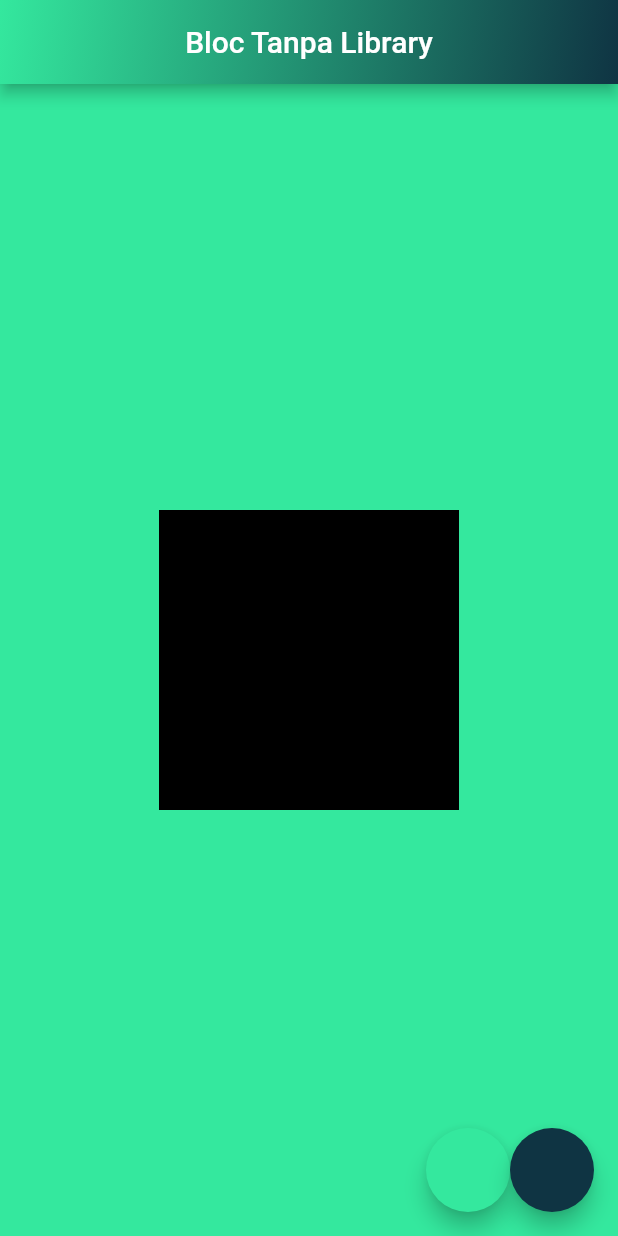
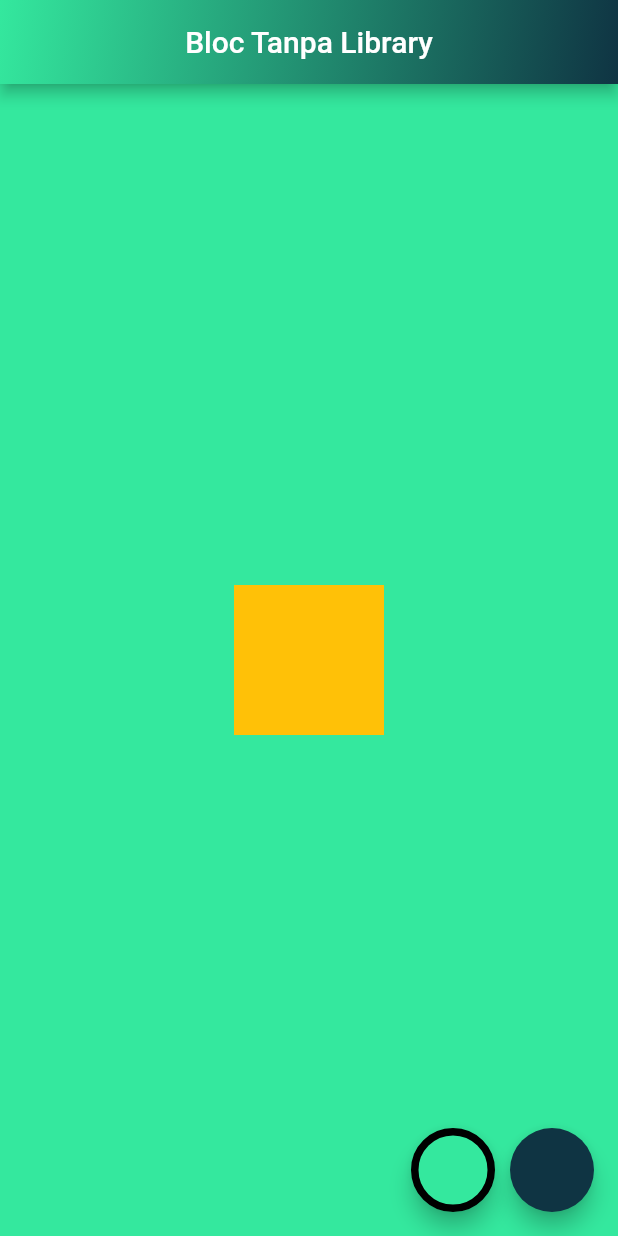
Before and after one commit to mrizkiid/lat_bloc_erico_1, a Flutter app: the screen it shows after launch, on a phone screen of 412 x 824 dp. Run offline on Flutter 3.47's test engine with Material 2 defaults, Android fonts, the phone set to English and light mode, and no system bars.

Commit message:
telah selesai

```diff
--- /dev/null
+++ b/lib/bloc/color_bloc.dart
@@ -0,0 +1,44 @@
+// ignore_for_file: unused_field, prefer_final_fields
+
+import 'dart:async';
+
+import 'package:flutter/material.dart';
+
+enum ColorEvent { toAmber, toLightBlue }
+
+class ColorBloc {
+  Color _color = Colors.amber;
+
+  //eventcontroller
+  StreamController<ColorEvent> _eventController =
+      StreamController<ColorEvent>();
+  //getterevent
+  StreamSink<ColorEvent> get eventSink => _eventController.sink;
+
+  //statecontroller
+  StreamController<Color> _stateController = StreamController<Color>();
+  //getterstate
+  StreamSink<Color> get _stateSink => _stateController.sink;
+
+  //output
+  Stream<Color> get stateStream => _stateController.stream;
+
+  void _mapEventToState(ColorEvent colorEvent) {
+    if (colorEvent == ColorEvent.toAmber)
+      _color = Colors.amber;
+    else
+      _color = Colors.lightBlue;
+
+    _stateSink.add(_color);
+  }
+
+  ColorBloc() {
+    _eventController.stream.listen(_mapEventToState);
+    // _eventController.
+  }
+
+  void dispose() {
+    _eventController.close();
+    _stateController.close();
+  }
+}
--- a/lib/main.dart
+++ b/lib/main.dart
@@ -1,6 +1,7 @@
 // ignore_for_file: prefer_const_literals_to_create_immutables, prefer_const_constructors
 
 import 'package:flutter/material.dart';
+import 'package:lat_bloc_erico_1/bloc/color_bloc.dart';
 
 void main() {
   runApp(const MyApp());
@@ -15,6 +16,14 @@ class MyApp extends StatefulWidget {
 
 class _MyAppState extends State<MyApp> {
   @override
+  void dispose() {
+    // TODO: implement dispose
+    bloc.dispose();
+    super.dispose();
+  }
+
+  ColorBloc bloc = ColorBloc();
+  @override
   Widget build(BuildContext context) {
     return MaterialApp(
       home: Scaffold(
@@ -23,9 +32,24 @@ class _MyAppState extends State<MyApp> {
             mainAxisAlignment: MainAxisAlignment.end,
             children: [
               FloatingActionButton(
-                  onPressed: () {}, backgroundColor: Color(0xff34e89e)),
+                onPressed: () {
+                  bloc.eventSink.add(ColorEvent.toAmber);
+                },
+                backgroundColor: Color(0xff34e89e),
+                shape: StadiumBorder(
+                  side: BorderSide(
+                    color: Colors.black,
+                    width: 5,
+                  ),
+                ),
+              ),
+              SizedBox(width: 10),
               FloatingActionButton(
-                  onPressed: () {}, backgroundColor: Color(0xff0f3443)),
+                onPressed: () {
+                  bloc.eventSink.add(ColorEvent.toLightBlue);
+                },
+                backgroundColor: Color(0xff0f3443),
+              ),
             ],
           ),
           appBar: AppBar(
@@ -41,15 +65,28 @@ class _MyAppState extends State<MyApp> {
             ),
           ),
           body: Center(
-            child: Container(
-              height: 200,
-              width: 200,
-              decoration: BoxDecoration(
-                color: Colors.black,
-                border: Border.all(color: Colors.black, width: 5),
-              ),
-              // color: Colors.black,
+            child: StreamBuilder(
+              stream: bloc.stateStream,
+              initialData: Colors.amber,
+              builder: (context, snapshot) {
+                return AnimatedContainer(
+                  duration: Duration(milliseconds: 500),
+                  width: 100,
+                  height: 100,
+                  color: snapshot.data,
+                );
+              },
             ),
+
+            // child: Container(
+            //   height: 200,
+            //   width: 200,
+            //   decoration: BoxDecoration(
+            //     color: Color(0xff0f3443),
+            //     border: Border.all(color: Colors.black, width: 5),
+            //   ),
+            //   // color: Colors.black,
+            // ),
           )),
     );
   }
```
